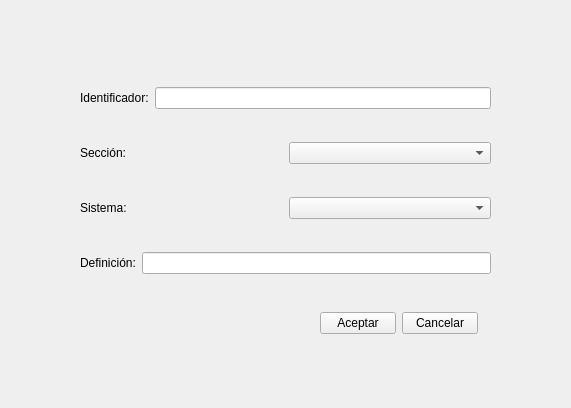
First picture: the form in ui/requirements_form.ui, repository vazmasero/UAT-Tool, before the edit.
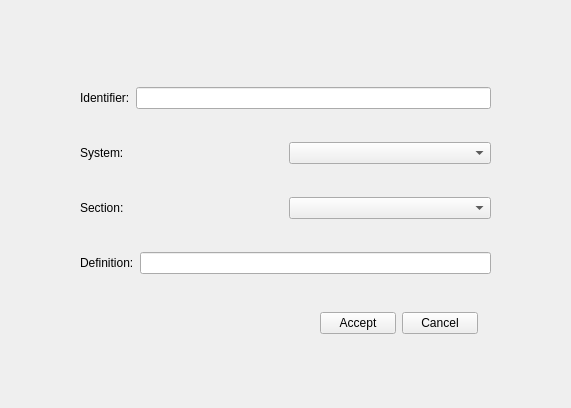
Second picture: the form after the edit.

Diff of the .ui file:
```diff
--- a/ui/requirements_form.ui
+++ b/ui/requirements_form.ui
@@ -13,7 +13,7 @@
   <property name="windowTitle">
    <string>Form</string>
   </property>
-  <widget class="QWidget" name="">
+  <widget class="QWidget" name="layoutWidget">
    <property name="geometry">
     <rect>
      <x>80</x>
@@ -28,7 +28,7 @@
       <item>
        <widget class="QLabel" name="requirement_id_label">
         <property name="text">
-         <string>Identificador:</string>
+         <string>Identifier:</string>
         </property>
        </widget>
       </item>
@@ -42,7 +42,7 @@
       <item>
        <widget class="QLabel" name="requirement_sec_label">
         <property name="text">
-         <string>Sección:</string>
+         <string>System:</string>
         </property>
        </widget>
       </item>
@@ -56,7 +56,7 @@
       <item>
        <widget class="QLabel" name="requirement_sys_label">
         <property name="text">
-         <string>Sistema:</string>
+         <string>Section:</string>
         </property>
        </widget>
       </item>
@@ -70,7 +70,7 @@
       <item>
        <widget class="QLabel" name="requirement_def_label">
         <property name="text">
-         <string>Definición:</string>
+         <string>Definition:</string>
         </property>
        </widget>
       </item>
@@ -81,7 +81,7 @@
     </item>
    </layout>
   </widget>
-  <widget class="QWidget" name="">
+  <widget class="QWidget" name="layoutWidget">
    <property name="geometry">
     <rect>
      <x>320</x>
@@ -94,14 +94,14 @@
     <item>
      <widget class="QPushButton" name="accept_requirement">
       <property name="text">
-       <string>Aceptar</string>
+       <string>Accept</string>
       </property>
      </widget>
     </item>
     <item>
      <widget class="QPushButton" name="cancel_requirement">
       <property name="text">
-       <string>Cancelar</string>
+       <string>Cancel</string>
       </property>
      </widget>
     </item>
```
